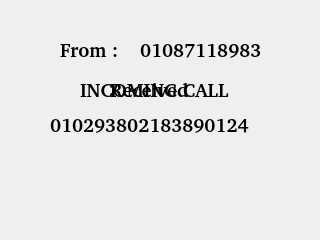
Above: callinfo.ui from john1117/opi_watch before the change. Below: the same form after it.
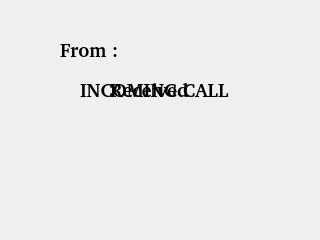
That is the form after the change.

Diff of the .ui file:
```diff
--- a/callinfo.ui
+++ b/callinfo.ui
@@ -64,7 +64,7 @@
     </font>
    </property>
    <property name="text">
-    <string>010293802183890124</string>
+    <string/>
    </property>
    <property name="alignment">
     <set>Qt::AlignLeading|Qt::AlignLeft|Qt::AlignVCenter</set>
@@ -121,7 +121,7 @@
     </font>
    </property>
    <property name="text">
-    <string>01087118983</string>
+    <string/>
    </property>
   </widget>
   <widget class="QLabel" name="label">
```
